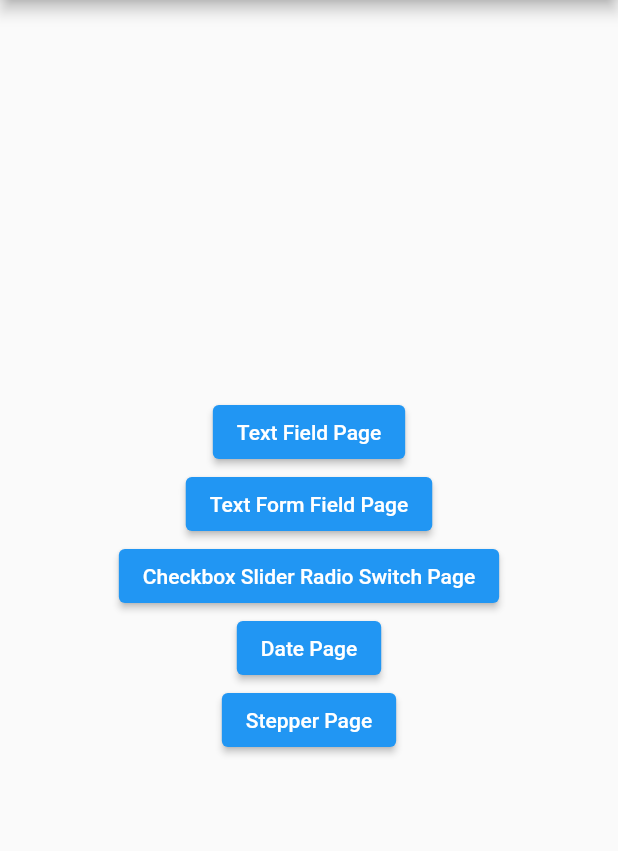
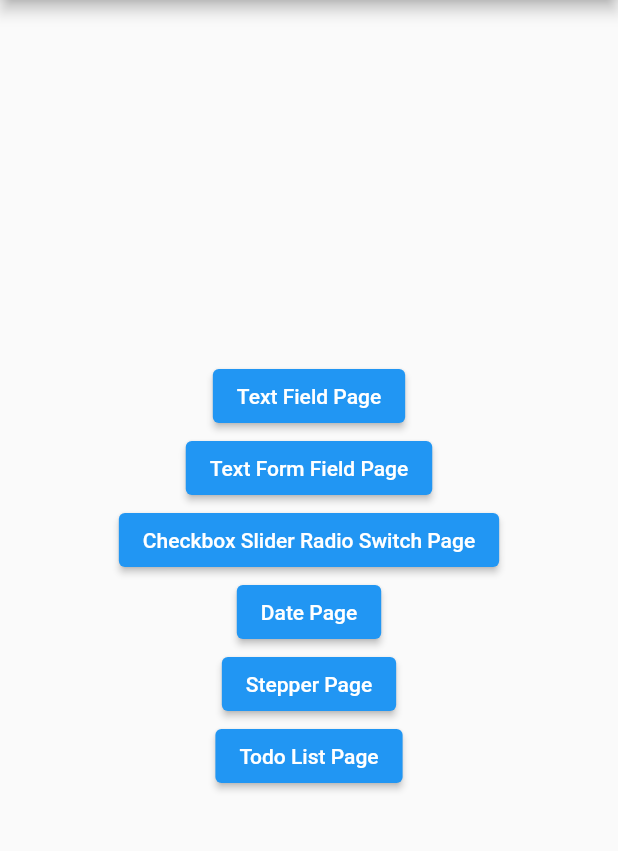
Before and after one commit to algonacci/input-widgets, a Flutter app: the screen it shows after launch, on a phone screen of 412 x 824 dp, the part 84-935 px from its top. Run offline on Flutter 3.47's test engine with Material 2 defaults, Android fonts, the phone set to English and light mode, and no system bars; our stand-ins replace date_format, email_validator.

Commit message:
finishing todo list

```diff
--- a/lib/home_page.dart
+++ b/lib/home_page.dart
@@ -78,6 +78,19 @@ class HomePage extends StatelessWidget {
               ),
             ],
           ),
+          Row(
+            mainAxisAlignment: MainAxisAlignment.center,
+            children: [
+              ElevatedButton(
+                onPressed: () {
+                  Navigator.pushNamed(context, '/todo');
+                },
+                child: const Text(
+                  'Todo List Page',
+                ),
+              ),
+            ],
+          ),
         ],
       ),
     );
--- a/lib/main.dart
+++ b/lib/main.dart
@@ -5,6 +5,7 @@ import 'package:input_widgets/home_page.dart';
 import 'package:input_widgets/stepper_page.dart';
 import 'package:input_widgets/text_field.dart';
 import 'package:input_widgets/text_form_field.dart';
+import 'package:input_widgets/todo_list_page.dart';
 
 void main() {
   runApp(const MyApp());
@@ -22,7 +23,8 @@ class MyApp extends StatelessWidget {
         '/textformfield': (context) => const TextFormFieldPage(),
         '/other': (context) => const CheckboxSliderRadioSwitchPage(),
         '/date': (context) => const DatePage(),
-        '/stepper': (context) => const StepperPage()
+        '/stepper': (context) => const StepperPage(),
+        '/todo': (context) => const TodoListPage(),
       },
     );
   }
```
Also changed, not shown: lib/todo_list_page.dart (added, +77 -0 lines).
